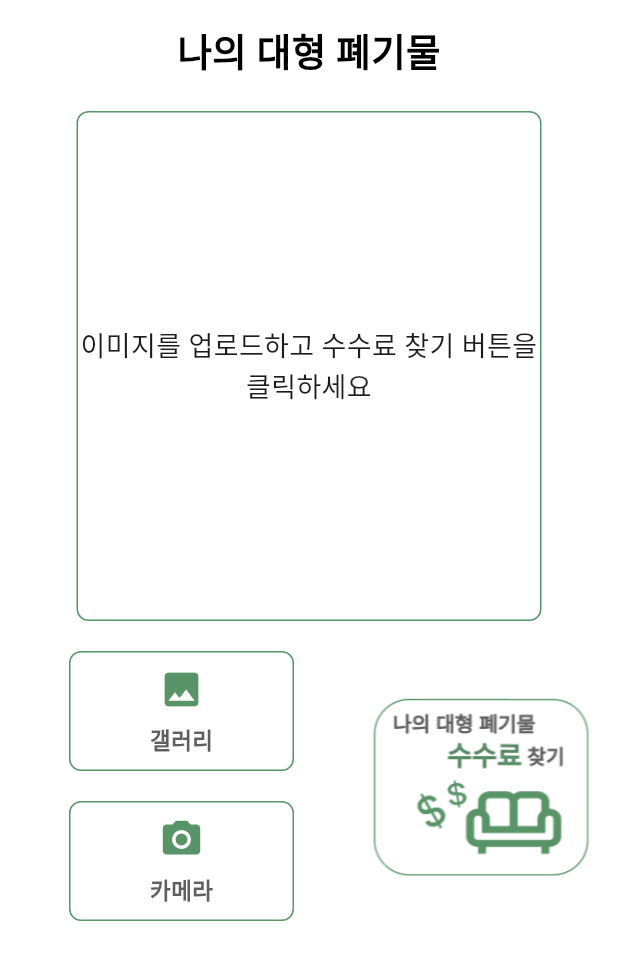
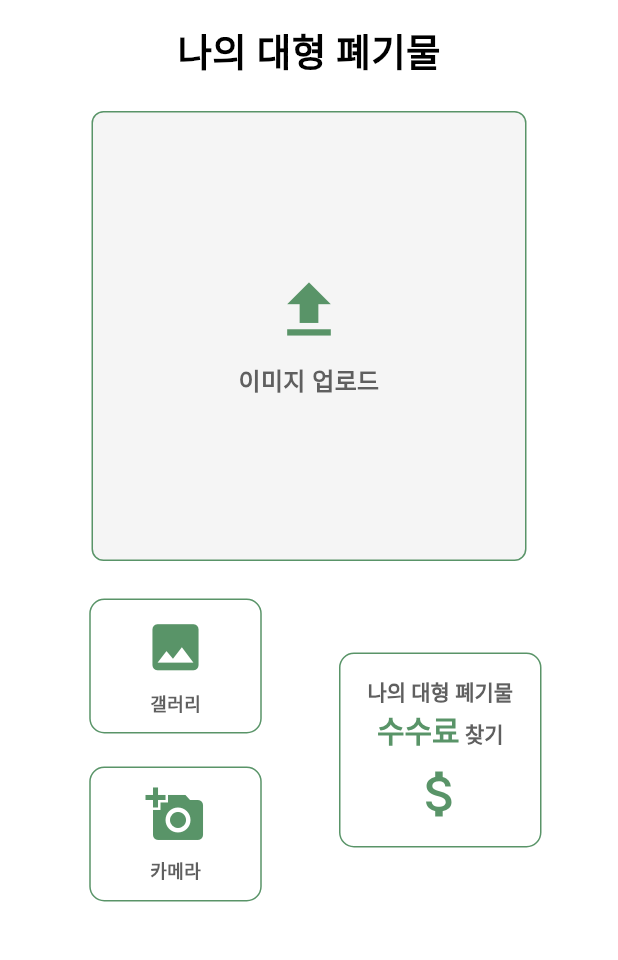
Before and after one commit to Ssdam-Ssdam/Ssdam_Frontend, a Flutter app: the SearchScreen screen opened directly, on a phone screen of 412 x 824 dp. Shown: the top 960 px of the screen. Run offline on Flutter 3.47's test engine with Material 3 defaults, Android fonts, the phone set to English and light mode, and no system bars; our stand-ins replace flutter_map, flutter_secure_storage, image_picker, latlong2; missing offline and left inert: daum_postcode_search; accounts and stored records are empty.

Commit message:
fix: update homeScreen & searchScreen UI design

```diff
--- a/lib/screens/search_screen.dart
+++ b/lib/screens/search_screen.dart
@@ -74,7 +74,8 @@ class _SearchScreenState extends State<SearchScreen> {
           String imageUrl = data['image'] ?? '';
           String imgId = (data['imgId'] ?? '').toString();
           String userId = (data['userId'] ?? '').toString();
-          List<Map<String, dynamic>> wasteFees = List<Map<String, dynamic>>.from(data['waste_fees']);
+          List<Map<String, dynamic>> wasteFees = List<
+              Map<String, dynamic>>.from(data['waste_fees']);
 
           widget.onNavigateToResult!(
             _selectedImage!,
@@ -98,7 +99,8 @@ class _SearchScreenState extends State<SearchScreen> {
   void _showAlert(String message) {
     showDialog(
       context: context,
-      builder: (context) => AlertDialog(
+      builder: (context) =>
+          AlertDialog(
             title: Text('알림'),
             content: Text(message),
             actions: [
@@ -149,21 +151,36 @@ class _SearchScreenState extends State<SearchScreen> {
                       )
                     else
                       Container(
-                        width: 310,
-                        height: 340,
+                        width: 290,
+                        height: 300,
                         decoration: BoxDecoration(
-                          color: Colors.white,
-                          border: Border.all(color: Color(0xFF599468)),
+                          color: Color(0xFFF5F5F5),  // Lighter gray color
+                          border: Border.all(
+                              color: Color(0xFF599468)),
                           borderRadius: BorderRadius.circular(8),
                         ),
                         alignment: Alignment.center,
-                        child: Text(
-                          '이미지를 업로드하고 수수료 찾기 버튼을 클릭하세요',
-                          style: TextStyle(fontSize: 18),
+                        child: Column(
+                          mainAxisAlignment: MainAxisAlignment.center,
+                          children: [
+                            Icon(
+                              Icons.file_upload,
+                              color: Color(0xFF599468),
+                              size: 50,
+                            ),
+                            SizedBox(height: 10),
+                            Text(
+                              '이미지 업로드',
+                              style: TextStyle(
+                                color: Color(0xFF5F5F5F),
+                                fontSize: 16,
+                                fontWeight: FontWeight.bold),
                               textAlign: TextAlign.center,
                             ),
+                          ],
                         ),
-                    SizedBox(height: 20),
+                      ),
+                    SizedBox(height: 25),
                     Row(
                       children: [
                         Expanded(
@@ -172,24 +189,25 @@ class _SearchScreenState extends State<SearchScreen> {
                               InkWell(
                                 onTap: () => _pickImage(ImageSource.gallery),
                                 child: Container(
-                                  width: 150,
-                                  height: 80,
+                                  width: 115,
+                                  height: 90,
                                   decoration: BoxDecoration(
                                     color: Colors.white,
-                                    border: Border.all(color: Color(0xFF599468)),
-                                    borderRadius: BorderRadius.circular(8),
+                                    border: Border.all(
+                                        color: Color(0xFF599468)),
+                                    borderRadius: BorderRadius.circular(10),
                                   ),
                                   child: Column(
                                     mainAxisAlignment: MainAxisAlignment.center,
                                     children: [
                                       Icon(Icons.photo,
-                                          color: Color(0xFF599468), size: 30),
+                                          color: Color(0xFF599468), size: 41),
                                       SizedBox(height: 8),
                                       Text(
                                         '갤러리',
                                         style: TextStyle(
                                           color: Color(0xFF5F5F5F),
-                                          fontSize: 15,
+                                          fontSize: 12,
                                           fontWeight: FontWeight.bold,
                                         ),
                                       ),
@@ -197,28 +215,29 @@ class _SearchScreenState extends State<SearchScreen> {
                                   ),
                                 ),
                               ),
-                              SizedBox(height: 20),
+                              SizedBox(height: 22),
                               InkWell(
                                 onTap: () => _pickImage(ImageSource.camera),
                                 child: Container(
-                                  width: 150,
-                                  height: 80,
+                                  width: 115,
+                                  height: 90,
                                   decoration: BoxDecoration(
                                     color: Colors.white,
-                                    border: Border.all(color: Color(0xFF599468)),
-                                    borderRadius: BorderRadius.circular(8),
+                                    border: Border.all(
+                                        color: Color(0xFF599468)),
+                                    borderRadius: BorderRadius.circular(10),
                                   ),
                                   child: Column(
                                     mainAxisAlignment: MainAxisAlignment.center,
                                     children: [
-                                      Icon(Icons.camera_alt,
-                                          color: Color(0xFF599468), size: 30),
+                                      Icon(Icons.add_a_photo,
+                                          color: Color(0xFF599468), size: 40),
                                       SizedBox(height: 8),
                                       Text(
                                         '카메라',
                                         style: TextStyle(
                                           color: Color(0xFF5F5F5F),
-                                          fontSize: 15,
+                                          fontSize: 12,
                                           fontWeight: FontWeight.bold,
                                         ),
                                       ),
@@ -229,18 +248,61 @@ class _SearchScreenState extends State<SearchScreen> {
                             ],
                           ),
                         ),
-                        SizedBox(width: 20),
+                        SizedBox(width: 8), // 간격 조정
                         Container(
-                          width: 150,
-                          height: 120,
-                          child: InkWell(
-                            onTap: _uploadImage,
-                            child: Image.asset(
-                              'assets/findbutton.png',
-                              fit: BoxFit.cover,
+                          width: 135,
+                          height: 130,
+                          decoration: BoxDecoration(
+                            color: Colors.white,
+                            border: Border.all(
+                              color: Color(0xFF599468),
+                            ),
+                            borderRadius: BorderRadius.circular(10),
+                          ),
+                          child: Column(
+                            mainAxisAlignment: MainAxisAlignment.center, // 아이콘이 아래로, 텍스트가 위로 배치되도록 설정
+                            children: [
+                              RichText(
+                                textAlign: TextAlign.center, // 텍스트 중앙 정렬
+                                text: TextSpan(
+                                  style: TextStyle(
+                                    color: Color(0xFF5F5F5F),
+                                    fontSize: 15,
+                                    fontWeight: FontWeight.bold,
+                                  ),
+                                  children: [
+                                    TextSpan(
+                                      text: '나의 대형 폐기물\n', // 첫 번째 텍스트 부분
+                                      style: TextStyle(
+                                        fontSize: 14,
                                       ),
                                     ),
+                                    TextSpan(
+                                      text: '수수료', // "수수료" 부분
+                                      style: TextStyle(
+                                        fontSize: 20, // 글자 크기 키움
+                                        color: Color(0xFF599468), // 색상 지정
                                       ),
+                                    ),
+                                    TextSpan(
+                                      text: ' 찾기', // 나머지 텍스트 부분
+                                      style: TextStyle(
+                                        fontSize: 14,
+                                      ),
+                                    ),
+                                  ],
+                                ),
+                              ),
+                              SizedBox(height: 8), // 텍스트와 아이콘 사이의 간격
+                              Icon(
+                                Icons.attach_money,
+                                color: Color(0xFF599468),
+                                size: 40,
+                              ),
+                            ],
+                          ),
+                        ),
+                        SizedBox(width: 35), // Row 전체 여백 조정
                       ],
                     ),
                   ],
```
Also changed, not shown: lib/screens/home_screen.dart (+56 -43 lines), assets/banner2.png, assets/banner3.png. Lines whose indentation alone changed are shown as unchanged.
